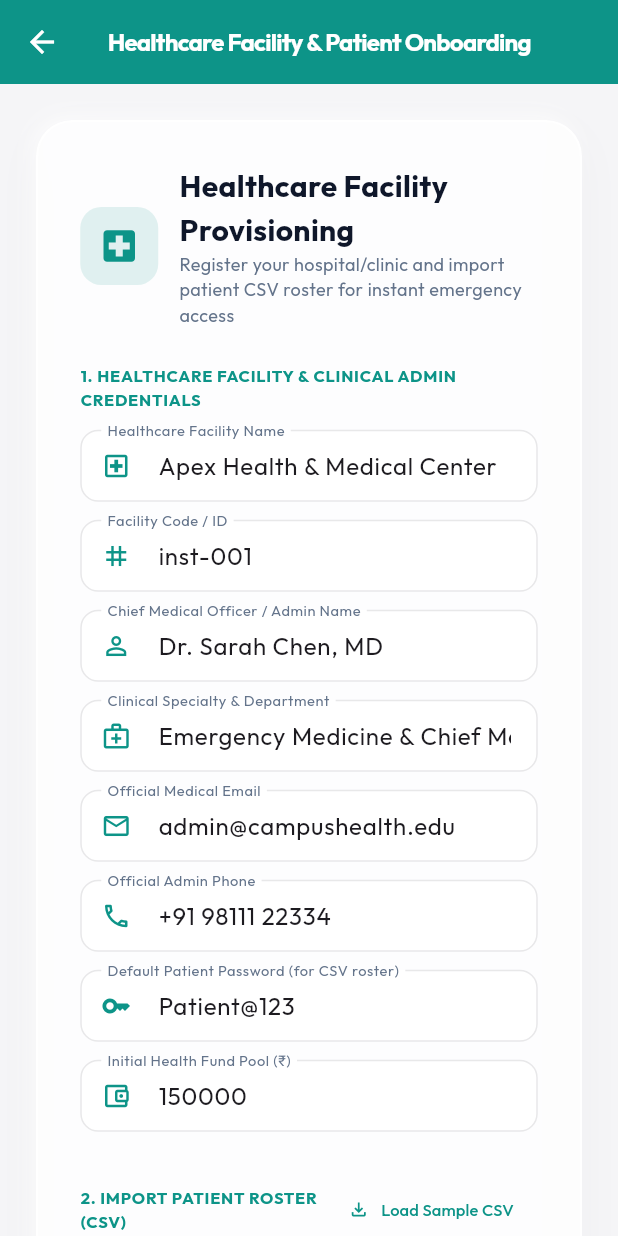
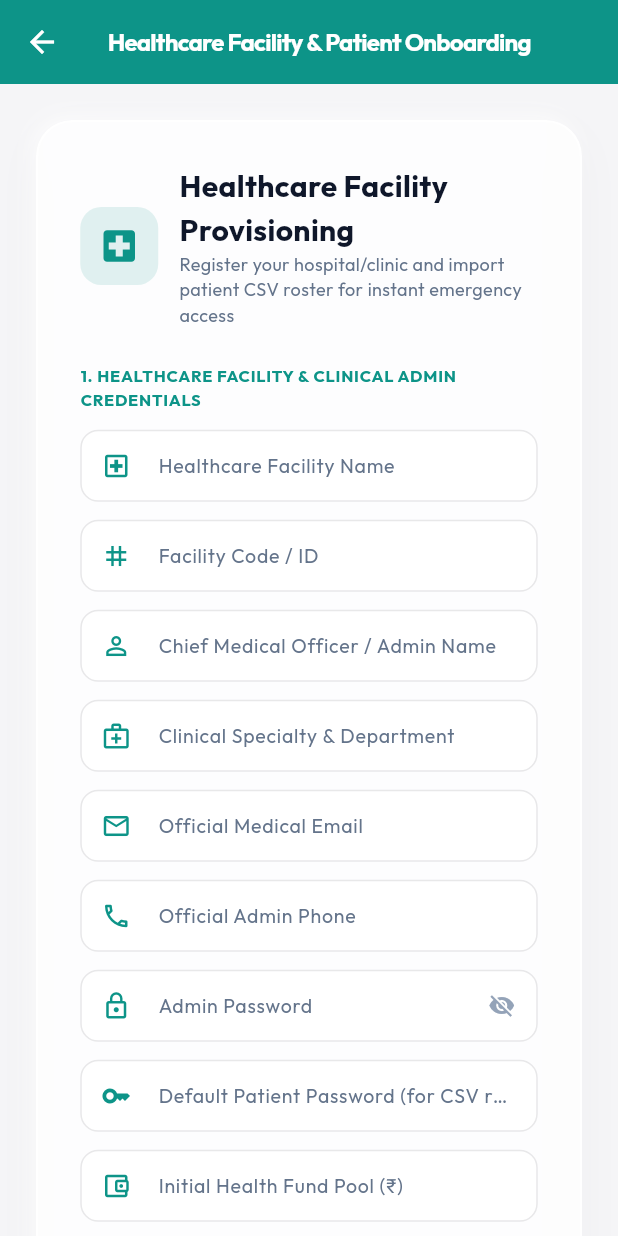
Before and after one commit to ADI-coder-TYA/peddiehacksproject, a Flutter app: the screen it shows after launch, after a tap on "Register New Healthcare Institution & Cl", on a phone screen of 412 x 824 dp. Run offline on Flutter 3.47's test engine with Material 3 defaults, Android fonts, the phone set to English and light mode, and no system bars; our stand-ins replace connectivity_plus, file_picker, fl_chart, flutter_local_notifications, google_fonts, shared_preferences and 1 more; accounts and stored records are empty.

Commit message:
fix(ui): remove hardcoded prefilled text in login and institute registration screens with clean intuitive placeholders

```diff
--- a/intellidesk_app/lib/screens/auth/admin_signup_screen.dart
+++ b/intellidesk_app/lib/screens/auth/admin_signup_screen.dart
@@ -18,19 +18,20 @@ class AdminSignupScreen extends StatefulWidget {
 class _AdminSignupScreenState extends State<AdminSignupScreen> {
   final _formKey = GlobalKey<FormState>();
 
-  final TextEditingController _instituteNameCtrl = TextEditingController(text: 'Apex Health & Medical Center');
-  final TextEditingController _adminNameCtrl = TextEditingController(text: 'Dr. Sarah Chen, MD');
-  final TextEditingController _adminEmailCtrl = TextEditingController(text: 'admin@campushealth.edu');
-  final TextEditingController _passwordCtrl = TextEditingController(text: 'admin123');
-  final TextEditingController _instCodeCtrl = TextEditingController(text: 'inst-001');
-  final TextEditingController _specialtyCtrl = TextEditingController(text: 'Emergency Medicine & Chief Medical Officer');
-  final TextEditingController _phoneCtrl = TextEditingController(text: '+91 98111 22334');
-  final TextEditingController _defaultStudentPasswordCtrl = TextEditingController(text: 'Patient@123');
-  final TextEditingController _fundPoolCtrl = TextEditingController(text: '150000');
+  final TextEditingController _instituteNameCtrl = TextEditingController();
+  final TextEditingController _adminNameCtrl = TextEditingController();
+  final TextEditingController _adminEmailCtrl = TextEditingController();
+  final TextEditingController _passwordCtrl = TextEditingController();
+  final TextEditingController _instCodeCtrl = TextEditingController();
+  final TextEditingController _specialtyCtrl = TextEditingController();
+  final TextEditingController _phoneCtrl = TextEditingController();
+  final TextEditingController _defaultStudentPasswordCtrl = TextEditingController();
+  final TextEditingController _fundPoolCtrl = TextEditingController();
 
   final TextEditingController _csvRawCtrl = TextEditingController();
   List<Map<String, String>> _parsedStudents = [];
   String? _csvFileName;
+  bool _obscurePassword = true;
 
   static const String sampleCsvTemplate = '''id,institution_id,phone,name,email,emergency_contact
 PAT-2026-001,inst-001,+91 98765 43210,Alex Rivera,alex.rivera@campushealth.edu,+91 98765 43211
@@ -40,9 +41,6 @@ PAT-2026-003,inst-001,+91 99223 34455,Taylor Chen,taylor.chen@campushealth.edu,+
   @override
   void initState() {
     super.initState();
-    // Load sample patient CSV data by default
-    _csvRawCtrl.text = sampleCsvTemplate;
-    _parseCsvText(sampleCsvTemplate);
   }
 
   @override
@@ -345,52 +343,67 @@ PAT-2026-003,inst-001,+91 99223 34455,Taylor Chen,taylor.chen@campushealth.edu,+
                                 children: [
                                   TextFormField(
                                     controller: _instituteNameCtrl,
-                                    decoration: _buildInputDeco('Healthcare Facility Name', Icons.local_hospital_outlined),
+                                    decoration: _buildInputDeco('Healthcare Facility Name', Icons.local_hospital_outlined, hintText: 'e.g. Apex Health & Medical Center'),
                                     validator: (v) => v == null || v.isEmpty ? 'Required' : null,
                                   ),
                                   const SizedBox(height: 12),
                                   TextFormField(
                                     controller: _instCodeCtrl,
-                                    decoration: _buildInputDeco('Facility Code / ID', Icons.tag),
+                                    decoration: _buildInputDeco('Facility Code / ID', Icons.tag, hintText: 'e.g. inst-001 or metro-health'),
                                     validator: (v) => v == null || v.isEmpty ? 'Required' : null,
                                   ),
                                   const SizedBox(height: 12),
                                   TextFormField(
                                     controller: _adminNameCtrl,
-                                    decoration: _buildInputDeco('Chief Medical Officer / Admin Name', Icons.person_outline),
+                                    decoration: _buildInputDeco('Chief Medical Officer / Admin Name', Icons.person_outline, hintText: 'e.g. Dr. Sarah Chen, MD'),
                                     validator: (v) => v == null || v.isEmpty ? 'Required' : null,
                                   ),
                                   const SizedBox(height: 12),
                                   TextFormField(
                                     controller: _specialtyCtrl,
-                                    decoration: _buildInputDeco('Clinical Specialty & Department', Icons.medical_services_outlined),
+                                    decoration: _buildInputDeco('Clinical Specialty & Department', Icons.medical_services_outlined, hintText: 'e.g. Emergency Medicine & Trauma Care'),
                                     validator: (v) => v == null || v.isEmpty ? 'Required' : null,
                                   ),
                                   const SizedBox(height: 12),
                                   TextFormField(
                                     controller: _adminEmailCtrl,
                                     keyboardType: TextInputType.emailAddress,
-                                    decoration: _buildInputDeco('Official Medical Email', Icons.email_outlined),
+                                    decoration: _buildInputDeco('Official Medical Email', Icons.email_outlined, hintText: 'e.g. admin@campushealth.edu'),
                                     validator: (v) => v == null || v.isEmpty ? 'Required' : null,
                                   ),
                                   const SizedBox(height: 12),
                                   TextFormField(
                                     controller: _phoneCtrl,
                                     keyboardType: TextInputType.phone,
-                                    decoration: _buildInputDeco('Official Admin Phone', Icons.phone_outlined),
+                                    decoration: _buildInputDeco('Official Admin Phone', Icons.phone_outlined, hintText: 'e.g. +91 98111 22334'),
                                     validator: (v) => v == null || v.isEmpty ? 'Required' : null,
                                   ),
                                   const SizedBox(height: 12),
                                   TextFormField(
+                                    controller: _passwordCtrl,
+                                    obscureText: _obscurePassword,
+                                    decoration: _buildInputDeco(
+                                      'Admin Password',
+                                      Icons.lock_outline,
+                                      hintText: 'Enter secure admin password (min 6 chars)',
+                                      suffixIcon: IconButton(
+                                        icon: Icon(_obscurePassword ? Icons.visibility_off : Icons.visibility, color: const Color(0xFF94A3B8), size: 18),
+                                        onPressed: () => setState(() => _obscurePassword = !_obscurePassword),
+                                      ),
+                                    ),
+                                    validator: (v) => v == null || v.length < 6 ? 'Min 6 characters' : null,
+                                  ),
+                                  const SizedBox(height: 12),
+                                  TextFormField(
                                     controller: _defaultStudentPasswordCtrl,
-                                    decoration: _buildInputDeco('Default Patient Password (for CSV roster)', Icons.key),
+                                    decoration: _buildInputDeco('Default Patient Password (for CSV roster)', Icons.key, hintText: 'e.g. Patient@123'),
                                     validator: (v) => v == null || v.isEmpty ? 'Required' : null,
                                   ),
                                   const SizedBox(height: 12),
                                   TextFormField(
                                     controller: _fundPoolCtrl,
                                     keyboardType: TextInputType.number,
-                                    decoration: _buildInputDeco('Initial Health Fund Pool (₹)', Icons.account_balance_wallet_outlined),
+                                    decoration: _buildInputDeco('Initial Health Fund Pool (₹)', Icons.account_balance_wallet_outlined, hintText: 'e.g. 150000'),
                                     validator: (v) => v == null || v.isEmpty ? 'Required' : null,
                                   ),
                                 ],
@@ -403,7 +416,7 @@ PAT-2026-003,inst-001,+91 99223 34455,Taylor Chen,taylor.chen@campushealth.edu,+
                                     Expanded(
                                       child: TextFormField(
                                         controller: _instituteNameCtrl,
-                                        decoration: _buildInputDeco('Healthcare Facility Name', Icons.local_hospital_outlined),
+                                        decoration: _buildInputDeco('Healthcare Facility Name', Icons.local_hospital_outlined, hintText: 'e.g. Apex Health & Medical Center'),
                                         validator: (v) => v == null || v.isEmpty ? 'Required' : null,
                                       ),
                                     ),
@@ -411,7 +424,7 @@ PAT-2026-003,inst-001,+91 99223 34455,Taylor Chen,taylor.chen@campushealth.edu,+
                                     Expanded(
                                       child: TextFormField(
                                         controller: _instCodeCtrl,
-                                        decoration: _buildInputDeco('Facility Code / ID', Icons.tag),
+                                        decoration: _buildInputDeco('Facility Code / ID', Icons.tag, hintText: 'e.g. inst-001 or metro-health'),
                                         validator: (v) => v == null || v.isEmpty ? 'Required' : null,
                                       ),
                                     ),
@@ -423,7 +436,7 @@ PAT-2026-003,inst-001,+91 99223 34455,Taylor Chen,taylor.chen@campushealth.edu,+
                                     Expanded(
                                       child: TextFormField(
                                         controller: _adminNameCtrl,
-                                        decoration: _buildInputDeco('CMO / Admin Full Name', Icons.person_outline),
+                                        decoration: _buildInputDeco('CMO / Admin Full Name', Icons.person_outline, hintText: 'e.g. Dr. Sarah Chen, MD'),
                                         validator: (v) => v == null || v.isEmpty ? 'Required' : null,
                                       ),
                                     ),
@@ -431,7 +444,7 @@ PAT-2026-003,inst-001,+91 99223 34455,Taylor Chen,taylor.chen@campushealth.edu,+
                                     Expanded(
                                       child: TextFormField(
                                         controller: _specialtyCtrl,
-                                        decoration: _buildInputDeco('Clinical Specialty & Department', Icons.medical_services_outlined),
+                                        decoration: _buildInputDeco('Clinical Specialty & Department', Icons.medical_services_outlined, hintText: 'e.g. Emergency Medicine & Trauma Care'),
                                         validator: (v) => v == null || v.isEmpty ? 'Required' : null,
                                       ),
                                     ),
@@ -444,7 +457,7 @@ PAT-2026-003,inst-001,+91 99223 34455,Taylor Chen,taylor.chen@campushealth.edu,+
                                       child: TextFormField(
                                         controller: _adminEmailCtrl,
                                         keyboardType: TextInputType.emailAddress,
-                                        decoration: _buildInputDeco('Official Medical Email', Icons.email_outlined),
+                                        decoration: _buildInputDeco('Official Medical Email', Icons.email_outlined, hintText: 'e.g. admin@campushealth.edu'),
                                         validator: (v) => v == null || v.isEmpty ? 'Required' : null,
                                       ),
                                     ),
@@ -453,7 +466,7 @@ PAT-2026-003,inst-001,+91 99223 34455,Taylor Chen,taylor.chen@campushealth.edu,+
                                       child: TextFormField(
                                         controller: _phoneCtrl,
                                         keyboardType: TextInputType.phone,
-                                        decoration: _buildInputDeco('Official Admin Phone', Icons.phone_outlined),
+                                        decoration: _buildInputDeco('Official Admin Phone', Icons.phone_outlined, hintText: 'e.g. +91 98111 22334'),
                                         validator: (v) => v == null || v.isEmpty ? 'Required' : null,
                                       ),
                                     ),
@@ -464,17 +477,38 @@ PAT-2026-003,inst-001,+91 99223 34455,Taylor Chen,taylor.chen@campushealth.edu,+
                                   children: [
                                     Expanded(
                                       child: TextFormField(
-                                        controller: _defaultStudentPasswordCtrl,
-                                        decoration: _buildInputDeco('Default Patient Password', Icons.key),
-                                        validator: (v) => v == null || v.isEmpty ? 'Required' : null,
+                                        controller: _passwordCtrl,
+                                        obscureText: _obscurePassword,
+                                        decoration: _buildInputDeco(
+                                          'Admin Password',
+                                          Icons.lock_outline,
+                                          hintText: 'Enter secure password (min 6 chars)',
+                                          suffixIcon: IconButton(
+                                            icon: Icon(_obscurePassword ? Icons.visibility_off : Icons.visibility, color: const Color(0xFF94A3B8), size: 18),
+                                            onPressed: () => setState(() => _obscurePassword = !_obscurePassword),
+                                          ),
+                                        ),
+                                        validator: (v) => v == null || v.length < 6 ? 'Min 6 characters' : null,
                                       ),
                                     ),
                                     const SizedBox(width: 12),
                                     Expanded(
                                       child: TextFormField(
+                                        controller: _defaultStudentPasswordCtrl,
+                                        decoration: _buildInputDeco('Default Patient Password', Icons.key, hintText: 'e.g. Patient@123'),
+                                        validator: (v) => v == null || v.isEmpty ? 'Required' : null,
+                                      ),
+                                    ),
+                                  ],
+                                ),
+                                const SizedBox(height: 12),
+                                Row(
+                                  children: [
+                                    Expanded(
+                                      child: TextFormField(
                                         controller: _fundPoolCtrl,
                                         keyboardType: TextInputType.number,
-                                        decoration: _buildInputDeco('Initial Health Fund Pool (₹)', Icons.account_balance_wallet_outlined),
+                                        decoration: _buildInputDeco('Initial Health Fund Pool (₹)', Icons.account_balance_wallet_outlined, hintText: 'e.g. 150000'),
                                         validator: (v) => v == null || v.isEmpty ? 'Required' : null,
                                       ),
                                     ),
@@ -683,11 +717,14 @@ PAT-2026-003,inst-001,+91 99223 34455,Taylor Chen,taylor.chen@campushealth.edu,+
     );
   }
 
-  InputDecoration _buildInputDeco(String label, IconData icon) {
+  InputDecoration _buildInputDeco(String label, IconData icon, {String? hintText, Widget? suffixIcon}) {
     return InputDecoration(
       labelText: label,
+      hintText: hintText,
+      hintStyle: const TextStyle(color: Color(0xFF94A3B8), fontSize: 12),
       labelStyle: const TextStyle(color: Color(0xFF64748B), fontSize: 13),
       prefixIcon: Icon(icon, color: AppTheme.primaryBrand, size: 20),
+      suffixIcon: suffixIcon,
       filled: true,
       fillColor: Colors.white.withValues(alpha: 0.8),
       border: OutlineInputBorder(borderRadius: BorderRadius.circular(12), borderSide: const BorderSide(color: Color(0x1A1F1B2C))),
--- a/intellidesk_app/lib/screens/auth/login_screen.dart
+++ b/intellidesk_app/lib/screens/auth/login_screen.dart
@@ -16,8 +16,8 @@ class LoginScreen extends StatefulWidget {
 
 class _LoginScreenState extends State<LoginScreen> with SingleTickerProviderStateMixin {
   late TabController _tabController;
-  final TextEditingController _emailCtrl = TextEditingController(text: 'alex.j@university.edu');
-  final TextEditingController _passwordCtrl = TextEditingController(text: 'password123');
+  final TextEditingController _emailCtrl = TextEditingController();
+  final TextEditingController _passwordCtrl = TextEditingController();
   bool _obscurePassword = true;
   final _formKey = GlobalKey<FormState>();
 
@@ -30,11 +30,7 @@ class _LoginScreenState extends State<LoginScreen> with SingleTickerProviderStat
 
   void _onTabChanged() {
     if (_tabController.indexIsChanging) return;
-    if (_tabController.index == 0) {
-      _emailCtrl.text = 'alex.j@university.edu';
-    } else {
-      _emailCtrl.text = 's.chen@university.edu';
-    }
+    setState(() {});
   }
 
   @override
@@ -178,8 +174,9 @@ class _LoginScreenState extends State<LoginScreen> with SingleTickerProviderStat
                                   controller: _emailCtrl,
                                   keyboardType: TextInputType.emailAddress,
                                   decoration: InputDecoration(
-                                    labelText: 'Email Address / Patient ID',
-                                    hintText: 'patient@university.edu',
+                                    labelText: _tabController.index == 0 ? 'Patient Phone or Email' : 'Official Medical Email',
+                                    hintText: _tabController.index == 0 ? 'e.g. +91 98765 43210 or patient@hospital.org' : 'e.g. admin@campushealth.edu',
+                                    hintStyle: const TextStyle(color: Color(0xFF94A3B8), fontSize: 13),
                                     prefixIcon: const Icon(Icons.email_outlined, color: Color(0xFF0D9488)),
                                     filled: true,
                                     fillColor: Colors.white.withValues(alpha: 0.8),
@@ -205,6 +202,8 @@ class _LoginScreenState extends State<LoginScreen> with SingleTickerProviderStat
                                   obscureText: _obscurePassword,
                                   decoration: InputDecoration(
                                     labelText: 'Password',
+                                    hintText: 'Enter your account password',
+                                    hintStyle: const TextStyle(color: Color(0xFF94A3B8), fontSize: 13),
                                     prefixIcon: const Icon(Icons.lock_outline, color: Color(0xFF0D9488)),
                                     suffixIcon: IconButton(
                                       icon: Icon(
```
